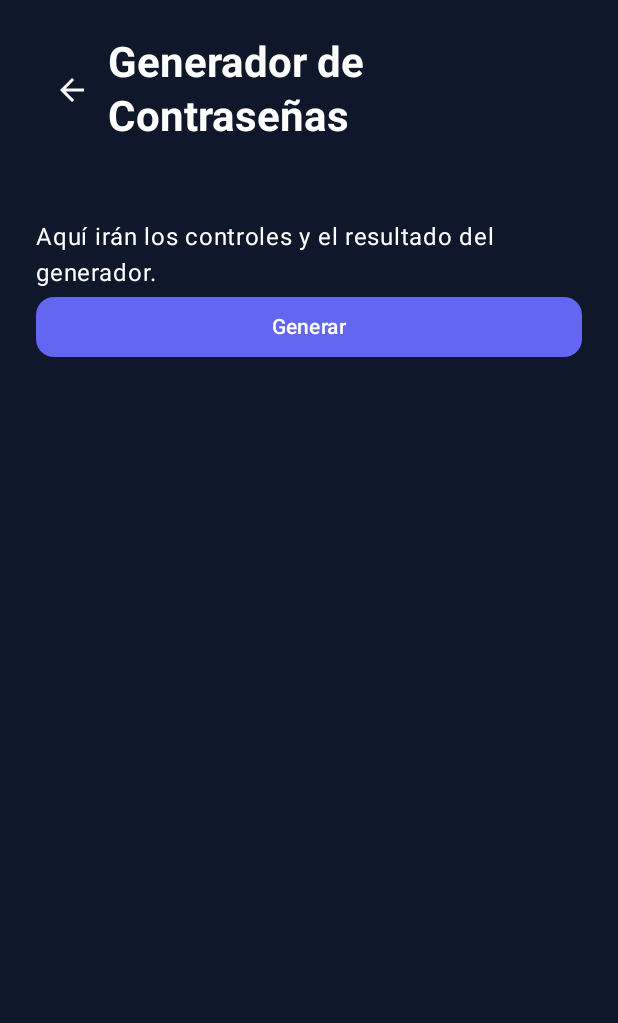
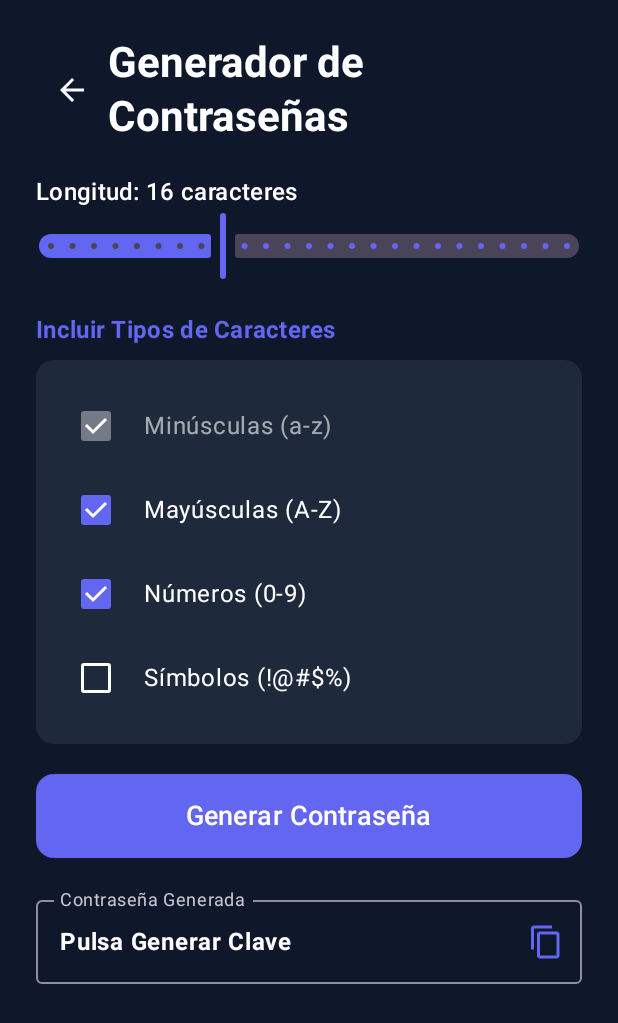
Before and after one commit to MateoLu20/Keytion-proyecto, an Android app built with Jetpack Compose: the screen it shows after launch (MainActivity), after a tap on "Generador de Contraseñas", on a phone screen of 412 x 824 dp. Shown: the top 1023 px of the screen. Run offline under Robolectric (Android 15) with nearby library versions, the phone set to English and light mode, and no system bars.

Commit message:
Implementación del Generador de Contraseñas

```diff
--- a/app/src/main/java/com/example/keytionapp/MainActivity.kt
+++ b/app/src/main/java/com/example/keytionapp/MainActivity.kt
@@ -22,6 +22,12 @@ import androidx.compose.ui.text.input.PasswordVisualTransformation
 import androidx.compose.ui.tooling.preview.Preview
 import androidx.compose.ui.unit.dp
 import androidx.compose.ui.unit.sp
+
+// Constantes para los conjuntos de caracteres
+const val CHARS_LOWERCASE = "abcdefghijklmnopqrstuvwxyz"
+const val CHARS_UPPERCASE = "ABCDEFGHIJKLMNOPQRSTUVWXYZ"
+const val CHARS_NUMBERS = "0123456789"
+const val CHARS_SYMBOLS = "!@#$%^&*()-_+=[]{}|;:,.<>?/~"
 
 // NAVEGACIÓN: DEFINICIÓN DE PANTALLAS
 sealed class Screen(val route: String) {
@@ -252,9 +258,47 @@ fun RequirementChecklist(strengthLevel: Int) {
 }
 
 
-// PANTALLA: GENERADOR DE CONTRASEÑAS (En proceso)
+// PANTALLA: GENERADOR DE CONTRASEÑAS
 @Composable
 fun PasswordGeneratorScreen(onNavigateTo: (Screen) -> Unit, modifier: Modifier = Modifier) {
+    // ----------------------------------------------------
+    // ESTADO
+    // ----------------------------------------------------
+    var length by remember { mutableStateOf(16f) } // Longitud inicial de 16
+    var includeUppercase by remember { mutableStateOf(true) }
+    var includeNumbers by remember { mutableStateOf(true) }
+    var includeSymbols by remember { mutableStateOf(false) }
+    var generatedPassword by remember { mutableStateOf("Pulsa Generar Clave") }
+
+    // LÓGICA
+
+    // Genera la contraseña basada en el estado actual.
+    fun generatePassword() {
+        var charPool = CHARS_LOWERCASE // Las minúsculas siempre van incluidas
+
+        if (includeUppercase) charPool += CHARS_UPPERCASE
+        if (includeNumbers) charPool += CHARS_NUMBERS
+        if (includeSymbols) charPool += CHARS_SYMBOLS
+
+        val finalLength = length.toInt()
+
+        // Validación simple para evitar errores
+        if (charPool.isEmpty() || finalLength == 0) {
+            generatedPassword = "Error: Sin caracteres seleccionados"
+            return
+        }
+
+        val newPassword = buildString {
+            repeat(finalLength) {
+                // Generación simple y aleatoria
+                val randomIndex = (charPool.indices).random()
+                append(charPool[randomIndex])
+            }
+        }
+        generatedPassword = newPassword
+    }
+
+    // Se usa LazyColumn para que la pantalla sea desplazable si llega a ser necesario mas adelante
     LazyColumn(
         modifier = modifier
             .fillMaxSize()
@@ -263,7 +307,7 @@ fun PasswordGeneratorScreen(onNavigateTo: (Screen) -> Unit, modifier: Modifier =
         verticalArrangement = Arrangement.spacedBy(20.dp)
     ) {
         item {
-            // Título y botón de regreso
+            // Título y Botón de Regreso
             Row(
                 modifier = Modifier.fillMaxWidth(),
                 verticalAlignment = Alignment.CenterVertically
@@ -282,17 +326,91 @@ fun PasswordGeneratorScreen(onNavigateTo: (Screen) -> Unit, modifier: Modifier =
         }
 
         item {
-            Spacer(Modifier.height(30.dp))
-            Text("Aquí irán los controles y el resultado del generador.",
-                color = MaterialTheme.colorScheme.onSurface)
+            // 1. CONTROL DE LONGITUD
+            Column(modifier = Modifier.fillMaxWidth()) {
+                Text(
+                    text = "Longitud: ${length.toInt()} caracteres",
+                    style = MaterialTheme.typography.titleMedium,
+                    color = MaterialTheme.colorScheme.onSurface
+                )
+                Slider(
+                    value = length,
+                    onValueChange = { length = it },
+                    valueRange = 8f..32f, // Rango de 8 a 32 caracteres
+                    steps = 23, // 32 - 8 = 24 valores (24 - 1 paso)
+                    modifier = Modifier.fillMaxWidth()
+                )
+            }
+        }
 
+        item {
+            // 2. OPCIONES DE CARACTERES
+            Text(
+                text = "Incluir Tipos de Caracteres",
+                style = MaterialTheme.typography.titleMedium,
+                fontWeight = FontWeight.Bold,
+                color = MaterialTheme.colorScheme.primary,
+                modifier = Modifier.fillMaxWidth()
+            )
+
+            Spacer(Modifier.height(8.dp))
+
+            Column(modifier = Modifier.fillMaxWidth().clip(RoundedCornerShape(12.dp)).background(MaterialTheme.colorScheme.surface).padding(16.dp)) {
+
+                // Opción Minúsculas (siempre activo)
+                OptionCheckbox(text = "Minúsculas (a-z)", checked = true, onCheckedChange = {}, enabled = false)
+
+                // Opción Mayúsculas
+                OptionCheckbox(
+                    text = "Mayúsculas (A-Z)",
+                    checked = includeUppercase,
+                    onCheckedChange = { includeUppercase = it }
+                )
+                // Opción Números
+                OptionCheckbox(
+                    text = "Números (0-9)",
+                    checked = includeNumbers,
+                    onCheckedChange = { includeNumbers = it }
+                )
+                // Opción Símbolos
+                OptionCheckbox(
+                    text = "Símbolos (!@#$%)",
+                    checked = includeSymbols,
+                    onCheckedChange = { includeSymbols = it }
+                )
+            }
+        }
+
+        item {
+            // 3. BOTÓN GENERAR
             Button(
-                onClick = { /* Lógica de generación */ },
-                modifier = Modifier.fillMaxWidth(),
+                onClick = { generatePassword() },
+                modifier = Modifier.fillMaxWidth().height(56.dp),
                 shape = RoundedCornerShape(12.dp)
             ) {
-                Text("Generar")
+                Text("Generar Contraseña", fontSize = 18.sp)
             }
+        }
+
+        item {
+            // 4. RESULTADO
+            OutlinedTextField(
+                value = generatedPassword,
+                onValueChange = {},
+                readOnly = true,
+                label = { Text("Contraseña Generada") },
+                trailingIcon = {
+                    IconButton(onClick = { /* TODO: Implementar copia al portapapeles */ }) {
+                        Icon(
+                            imageVector = Icons.Default.ContentCopy,
+                            contentDescription = "Copiar Contraseña",
+                            tint = MaterialTheme.colorScheme.primary
+                        )
+                    }
+                },
+                modifier = Modifier.fillMaxWidth(),
+                textStyle = MaterialTheme.typography.bodyLarge.copy(fontSize = 16.sp, fontWeight = FontWeight.Bold)
+            )
         }
     }
 }
@@ -394,6 +512,29 @@ fun MenuButton(label: String, icon: ImageVector, onClick: () -> Unit) {
     }
 }
 
+// Componente reutilizable para los Checkboxes de opciones.
+@Composable
+fun OptionCheckbox(text: String, checked: Boolean, onCheckedChange: (Boolean) -> Unit, enabled: Boolean = true) {
+    Row(
+        modifier = Modifier
+            .fillMaxWidth()
+            .padding(vertical = 4.dp),
+        verticalAlignment = Alignment.CenterVertically
+    ) {
+        Checkbox(
+            checked = checked,
+            onCheckedChange = onCheckedChange,
+            enabled = enabled,
+            colors = CheckboxDefaults.colors(
+                checkedColor = MaterialTheme.colorScheme.primary,
+                uncheckedColor = MaterialTheme.colorScheme.onSurface
+            )
+        )
+        Spacer(Modifier.width(8.dp))
+        Text(text = text, style = MaterialTheme.typography.bodyLarge, color = if (enabled) MaterialTheme.colorScheme.onSurface else MaterialTheme.colorScheme.onSurface.copy(alpha = 0.6f))
+    }
+}
+
 
 // --- VISTA PREVIA (Para Android Studio) ---
 @Preview(showBackground = true)
@@ -413,3 +554,12 @@ fun MenuScreenPreview() {
         MainMenuView(onNavigateTo = {})
     }
 }
+
+@Preview(showBackground = true)
+@Composable
+fun GeneratorScreenPreview() {
+    KeytionTheme {
+        // Le pasamos una función lambda vacía al Preview
+        PasswordGeneratorScreen(onNavigateTo = {})
+    }
+}
```
